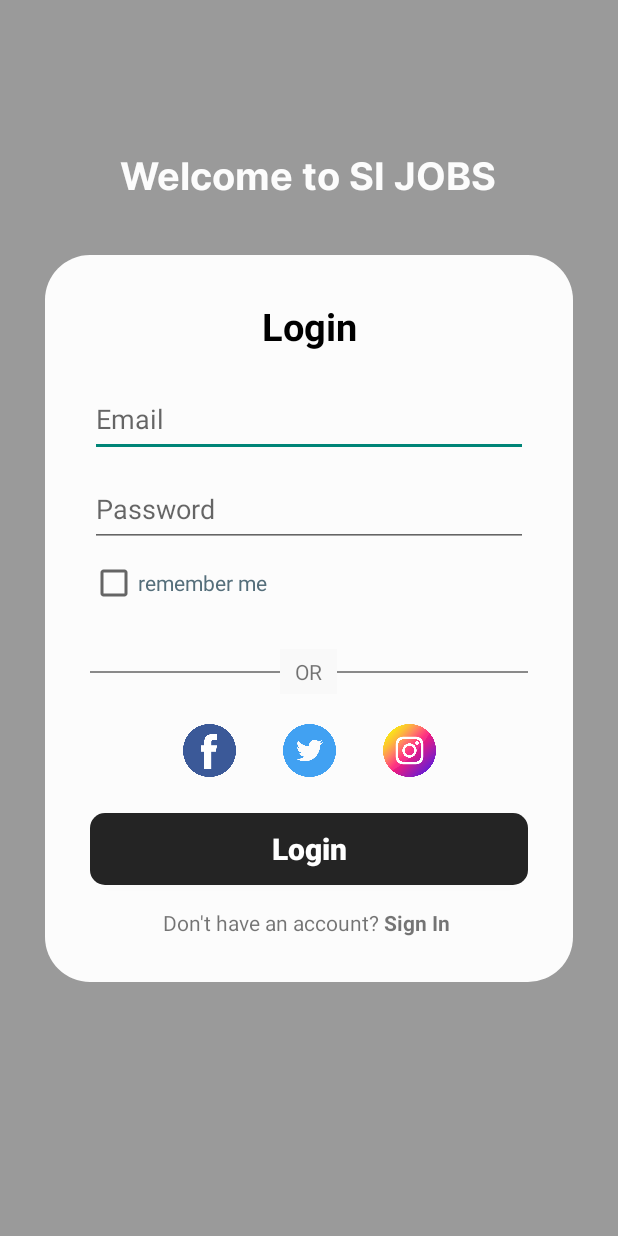
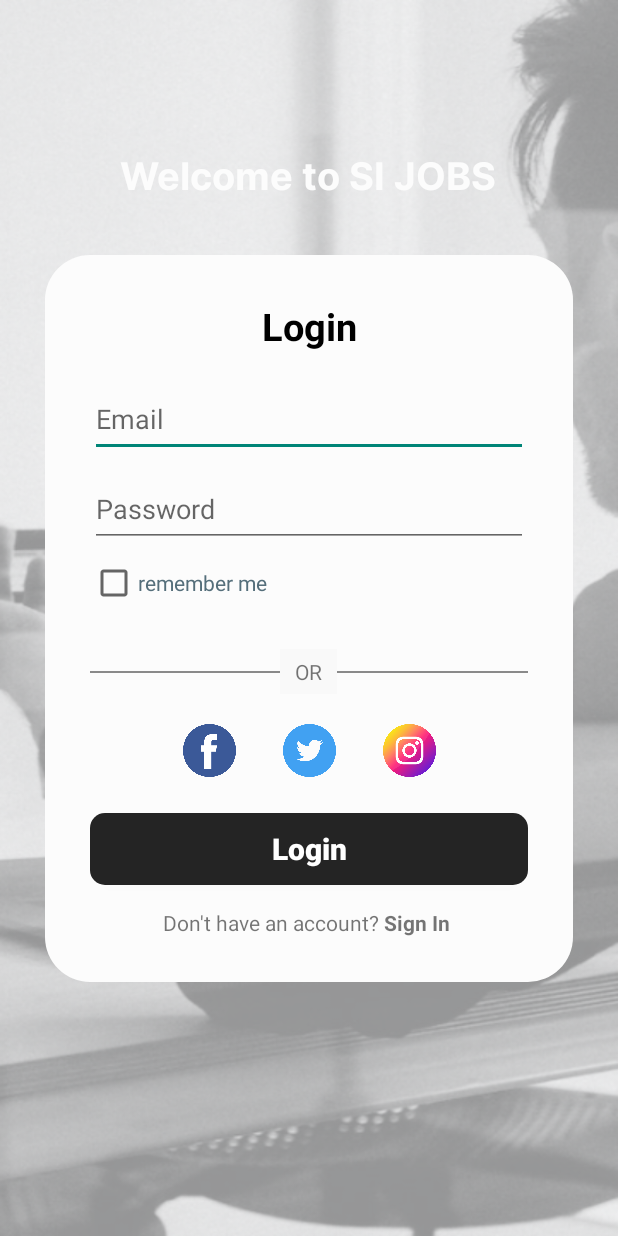
Before and after one commit to KevinDanudoro/SiJobs, an Android app: the screen it shows after launch (LoginActivity), on a phone screen of 412 x 824 dp. Run offline under Robolectric (Android 15) with nearby library versions, the phone set to English and light mode, and no system bars; our stand-ins replace Firebase (no records; nobody signed in at launch, a user with empty details on screens opened directly); Roboto replaces fonts that are not available here.

Commit message:
change register and login activity bg

```diff
--- a/app/src/main/res/layout/activity_login.xml
+++ b/app/src/main/res/layout/activity_login.xml
@@ -4,7 +4,7 @@
     xmlns:tools="http://schemas.android.com/tools"
     android:layout_width="match_parent"
     android:layout_height="match_parent"
-    android:background="#9A9A9A"
+    android:background="@drawable/bg_login"
     tools:context=".LoginActivity">
 
     <TextView
--- a/app/src/main/res/layout/activity_register.xml
+++ b/app/src/main/res/layout/activity_register.xml
@@ -4,8 +4,9 @@
     xmlns:tools="http://schemas.android.com/tools"
     android:layout_width="match_parent"
     android:layout_height="match_parent"
-    android:background="#9A9A9A"
+    android:background="@drawable/bg_login"
     tools:context=".RegisterActivity">
+
 
     <TextView
         android:id="@+id/textView18"
```
Also changed, not shown: app/src/main/java/com/example/sijobs/MainActivity.kt (+6 -1 lines), app/src/main/res/drawable/bg_login.png (added), 1 other file.
